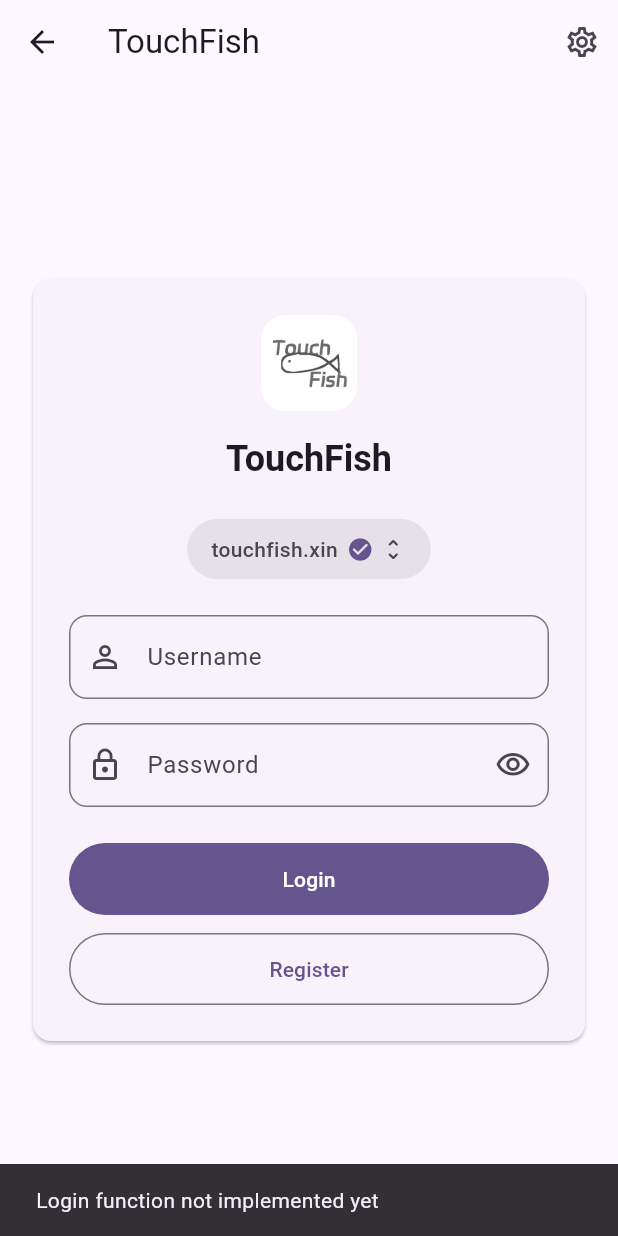
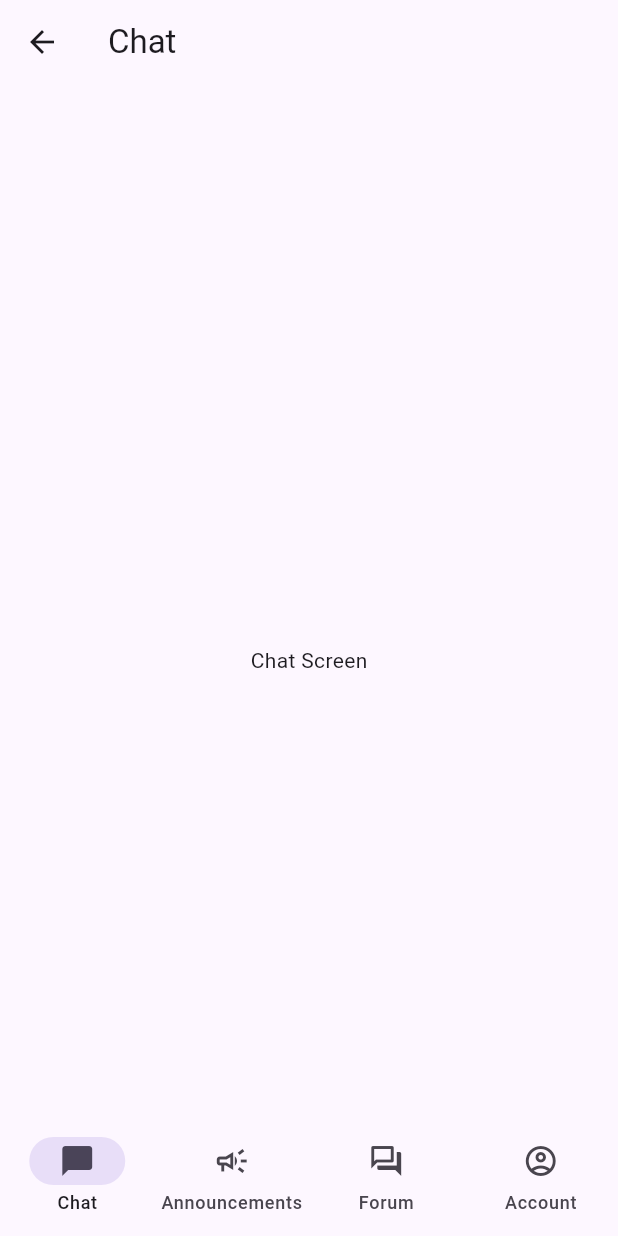
Before and after one commit to ILoveScratch2/TouchFish-Client, a Flutter app: the LoginScreen screen opened by its route, after a tap on "Login", on a phone screen of 412 x 824 dp. Run offline on Flutter 3.47's test engine with Material 3 defaults, Android fonts, the phone set to English and light mode, and no system bars; our stand-ins replace material_symbols_icons, shared_preferences; missing offline and left inert: smart_form_guard, window_manager; accounts and stored records are empty.

Commit message:
feat(main): 添加主页面

```diff
--- a/lib/l10n/app_en.arb
+++ b/lib/l10n/app_en.arb
@@ -112,5 +112,10 @@
   "serverCannotDeleteLast": "Cannot delete the last server",
   "serverInvalidUrl": "Invalid server URL",
   "serverAddServer": "Add",
-  "serverCancel": "Cancel"
+  "serverCancel": "Cancel",
+
+  "navChat": "Chat",
+  "navAnnouncement": "Announcements",
+  "navForum": "Forum",
+  "navAccount": "Account"
 }
--- a/lib/l10n/app_localizations.dart
+++ b/lib/l10n/app_localizations.dart
@@ -625,6 +625,30 @@ abstract class AppLocalizations {
   /// In en, this message translates to:
   /// **'Cancel'**
   String get serverCancel;
+
+  /// No description provided for @navChat.
+  ///
+  /// In en, this message translates to:
+  /// **'Chat'**
+  String get navChat;
+
+  /// No description provided for @navAnnouncement.
+  ///
+  /// In en, this message translates to:
+  /// **'Announcements'**
+  String get navAnnouncement;
+
+  /// No description provided for @navForum.
+  ///
+  /// In en, this message translates to:
+  /// **'Forum'**
+  String get navForum;
+
+  /// No description provided for @navAccount.
+  ///
+  /// In en, this message translates to:
+  /// **'Account'**
+  String get navAccount;
 }
 
 class _AppLocalizationsDelegate
--- a/lib/l10n/app_localizations_en.dart
+++ b/lib/l10n/app_localizations_en.dart
@@ -283,4 +283,16 @@ class AppLocalizationsEn extends AppLocalizations {
 
   @override
   String get serverCancel => 'Cancel';
+
+  @override
+  String get navChat => 'Chat';
+
+  @override
+  String get navAnnouncement => 'Announcements';
+
+  @override
+  String get navForum => 'Forum';
+
+  @override
+  String get navAccount => 'Account';
 }
--- a/lib/main.dart
+++ b/lib/main.dart
@@ -9,6 +9,7 @@ import 'models/app_state.dart';
 import 'models/settings_service.dart';
 import 'screens/welcome_screen.dart';
 import 'screens/login_screen.dart';
+import 'screens/main_screen.dart';
 import 'screens/settings_screen.dart';
 import 'screens/register_screen.dart';
 import 'screens/register_step2_screen.dart';
@@ -128,6 +129,9 @@ class _TouchFishAppState extends State<TouchFishApp> {
               case '/login':
                 page = const LoginScreen();
                 break;
+              case '/main':
+                page = const MainScreen();
+                break;
               case '/settings':
                 page = const SettingsScreen();
                 break;
--- /dev/null
+++ b/lib/screens/chat_screen.dart
@@ -0,0 +1,17 @@
+import 'package:flutter/material.dart';
+
+class ChatScreen extends StatelessWidget {
+  const ChatScreen({super.key});
+
+  @override
+  Widget build(BuildContext context) {
+    return Scaffold(
+      appBar: AppBar(
+        title: const Text('Chat'),
+      ),
+      body: const Center(
+        child: Text('Chat Screen'),
+      ),
+    );
+  }
+}
--- a/lib/screens/login_screen.dart
+++ b/lib/screens/login_screen.dart
@@ -22,9 +22,7 @@ class _LoginScreenState extends State<LoginScreen> {
   }
 
   void _login() {
-    ScaffoldMessenger.of(context).showSnackBar(
-      SnackBar(content: Text(AppLocalizations.of(context)!.loginMsgLoginNotImpl)),
-    );
+    Navigator.of(context).pushReplacementNamed('/main');
   }
 
   void _register() {
--- /dev/null
+++ b/lib/screens/main_screen.dart
@@ -0,0 +1,141 @@
+import 'dart:ui';
+import 'package:flutter/material.dart';
+import '../l10n/app_localizations.dart';
+import 'chat_screen.dart';
+import 'announcement_screen.dart';
+import 'forum_screen.dart';
+import 'account_screen.dart';
+
+class MainScreen extends StatefulWidget {
+  const MainScreen({super.key});
+
+  @override
+  State<MainScreen> createState() => _MainScreenState();
+}
+
+class _MainScreenState extends State<MainScreen> {
+  int _selectedIndex = 0;
+  static const List<Widget> _pages = [
+    ChatScreen(),
+    AnnouncementScreen(),
+    ForumScreen(),
+    AccountScreen(),
+  ];
+
+  void _onItemTapped(int index) {
+    if (_selectedIndex == index) return;
+    setState(() {
+      _selectedIndex = index;
+    });
+  }
+
+  @override
+  Widget build(BuildContext context) {
+    final l10n = AppLocalizations.of(context)!;
+
+    return LayoutBuilder(
+      builder: (context, constraints) {
+        final isWide = constraints.maxWidth >= 600;
+
+        if (isWide) {
+          return Container(
+            color: Theme.of(context).colorScheme.surfaceContainer,
+            child: Row(
+              children: [
+                _buildNavRail(l10n),
+                Expanded(
+                  child: ClipRRect(
+                    borderRadius: const BorderRadius.only(
+                      topLeft: Radius.circular(16),
+                    ),
+                    child: _pages[_selectedIndex],
+                  ),
+                ),
+              ],
+            ),
+          );
+        }
+        return Scaffold(
+          backgroundColor: Colors.transparent,
+          extendBody: true,
+          body: _pages[_selectedIndex],
+          bottomNavigationBar: _buildBottomNav(l10n),
+        );
+      },
+    );
+  }
+  Widget _buildNavRail(AppLocalizations l10n) {
+    return NavigationRail(
+      backgroundColor: Colors.transparent,
+      selectedIndex: _selectedIndex,
+      onDestinationSelected: _onItemTapped,
+      labelType: NavigationRailLabelType.all,
+      destinations: [
+        NavigationRailDestination(
+          icon: const Icon(Icons.chat_bubble_outline),
+          selectedIcon: const Icon(Icons.chat_bubble),
+          label: Text(l10n.navChat),
+        ),
+        NavigationRailDestination(
+          icon: const Icon(Icons.campaign_outlined),
+          selectedIcon: const Icon(Icons.campaign),
+          label: Text(l10n.navAnnouncement),
+        ),
+        NavigationRailDestination(
+          icon: const Icon(Icons.forum_outlined),
+          selectedIcon: const Icon(Icons.forum),
+          label: Text(l10n.navForum),
+        ),
+        NavigationRailDestination(
+          icon: const Icon(Icons.account_circle_outlined),
+          selectedIcon: const Icon(Icons.account_circle),
+          label: Text(l10n.navAccount),
+        ),
+      ],
+    );
+  }
+
+  Widget _buildBottomNav(AppLocalizations l10n) {
+    return ClipRRect(
+      borderRadius: const BorderRadius.only(
+        topLeft: Radius.circular(16),
+        topRight: Radius.circular(16),
+      ),
+      child: BackdropFilter(
+        filter: ImageFilter.blur(sigmaX: 10, sigmaY: 10),
+        child: Container(
+          decoration: BoxDecoration(
+            color: Theme.of(context).colorScheme.surface.withOpacity(0.8),
+          ),
+          child: NavigationBar(
+            backgroundColor: Colors.transparent,
+            selectedIndex: _selectedIndex,
+            onDestinationSelected: _onItemTapped,
+            destinations: [
+              NavigationDestination(
+                icon: const Icon(Icons.chat_bubble_outline),
+                selectedIcon: const Icon(Icons.chat_bubble),
+                label: l10n.navChat,
+              ),
+              NavigationDestination(
+                icon: const Icon(Icons.campaign_outlined),
+                selectedIcon: const Icon(Icons.campaign),
+                label: l10n.navAnnouncement,
+              ),
+              NavigationDestination(
+                icon: const Icon(Icons.forum_outlined),
+                selectedIcon: const Icon(Icons.forum),
+                label: l10n.navForum,
+              ),
+              NavigationDestination(
+                icon: const Icon(Icons.account_circle_outlined),
+                selectedIcon: const Icon(Icons.account_circle),
+                label: l10n.navAccount,
+              ),
+            ],
+          ),
+        ),
+      ),
+    );
+  }
+}
```
Also changed, not shown: lib/l10n/app_localizations_zh.dart (+12 -0 lines), lib/l10n/app_zh.arb (+6 -1 lines), lib/screens/account_screen.dart (added, +17 -0 lines), lib/screens/announcement_screen.dart (added, +17 -0 lines), lib/screens/forum_screen.dart (added, +17 -0 lines).
